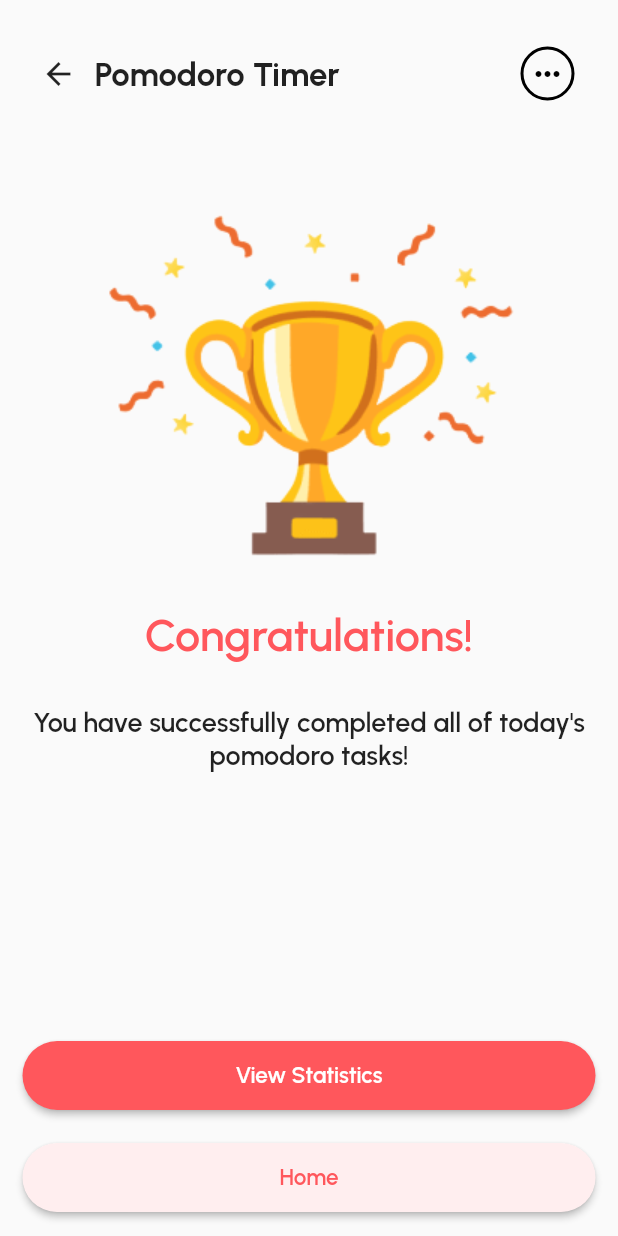
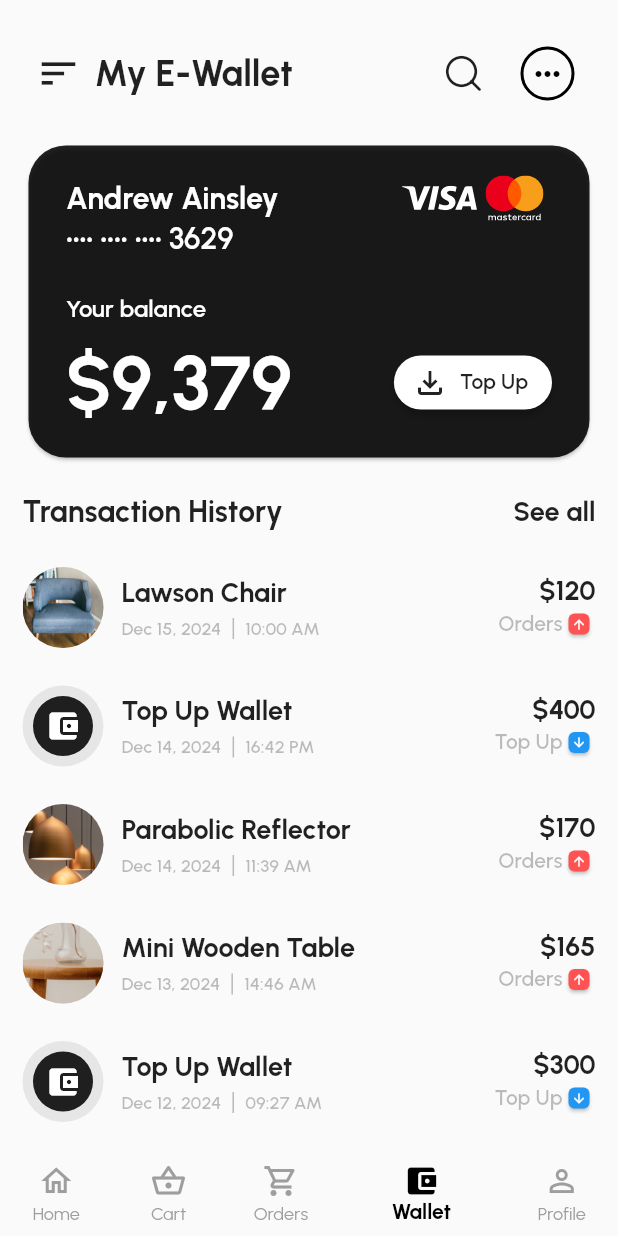
Before and after one commit to electronduke5/pr_1, a Flutter app: the PomodoroPage screen opened by its route, after a tap on "View Statistics", on a phone screen of 412 x 824 dp. Run offline on Flutter 3.47's test engine with Material 2 defaults, Android fonts, the phone set to English and light mode, and no system bars; our stand-ins replace flutter_svg, google_fonts.

Commit message:
Создание 10 окна - окна E-Wallet

```diff
--- /dev/null
+++ b/lib/eWallet_page.dart
@@ -0,0 +1,317 @@
+import 'package:flutter/material.dart';
+import 'package:flutter_svg/flutter_svg.dart';
+import 'package:google_fonts/google_fonts.dart';
+import 'package:pr_1/custom_icons.dart';
+import 'package:pr_1/helperClasses/Transaction.dart';
+
+class EWalletPage extends StatelessWidget {
+  const EWalletPage({Key? key}) : super(key: key);
+
+  @override
+  Widget build(BuildContext context) {
+    return Scaffold(
+      bottomNavigationBar: BottomNavigationBar(
+        elevation: 0,
+        showUnselectedLabels: true,
+        currentIndex: 3,
+        unselectedItemColor: Colors.grey,
+        unselectedLabelStyle: GoogleFonts.urbanist(
+          color: Colors.grey
+        ),
+        selectedItemColor: Colors.black,
+        selectedLabelStyle: GoogleFonts.urbanist(
+          fontWeight: FontWeight.bold
+        ),
+        items:const  [
+          BottomNavigationBarItem(
+            icon: Icon(Icons.home_outlined),
+            label: 'Home',
+          ),
+          BottomNavigationBarItem(
+            icon: Icon(Icons.shopping_basket_outlined),
+            label: 'Cart',
+          ),
+          BottomNavigationBarItem(
+            icon: Icon(Icons.shopping_cart_outlined),
+            label: 'Orders',
+          ),
+          BottomNavigationBarItem(
+            activeIcon: Icon(Icons.account_balance_wallet),
+            icon: Icon(Icons.account_balance_wallet_outlined),
+            label: 'Wallet',
+          ),
+          BottomNavigationBarItem(
+            icon: Icon(Icons.person_outline_outlined),
+            label: 'Profile',
+          ),
+        ],
+      ),
+      body: SafeArea(
+        child: Padding(
+          padding:
+              const EdgeInsets.only(left: 15.0, right: 15, bottom: 15, top: 25),
+          child: Column(
+            children: [
+              Row(
+                children: [
+                  IconButton(
+                    icon: const Icon(Icons.sort, size: 30),
+                    onPressed: () {},
+                  ),
+                  Text(
+                    'My E-Wallet',
+                    style: GoogleFonts.urbanist(
+                      fontSize: 24,
+                      fontWeight: FontWeight.bold,
+                    ),
+                  ),
+                  const Spacer(),
+                  IconButton(
+                      onPressed: () {}, icon: const Icon(CustomIcons.search)),
+                  OutlinedButton(
+                    style: OutlinedButton.styleFrom(
+                      shape: const CircleBorder(),
+                      side: const BorderSide(color: Colors.black, width: 2),
+                    ),
+                    onPressed: () {},
+                    child: const Icon(
+                      Icons.more_horiz,
+                      color: Colors.black,
+                    ),
+                  ),
+                ],
+              ),
+              Padding(
+                padding: const EdgeInsets.symmetric(vertical: 20.0),
+                child: _creditCard(),
+              ),
+              Row(
+                children: [
+                  Text(
+                    'Transaction History',
+                    style: GoogleFonts.urbanist(
+                        fontWeight: FontWeight.bold, fontSize: 20),
+                  ),
+                  const Spacer(),
+                  Text(
+                    'See all',
+                    style: GoogleFonts.urbanist(
+                        fontWeight: FontWeight.bold, fontSize: 18),
+                  )
+                ],
+              ),
+              Expanded(
+                child: ListView.builder(
+                  clipBehavior: Clip.antiAlias,
+                  //clipBehavior: Clip.none,
+                  physics: const BouncingScrollPhysics(),
+                  itemCount: Transaction.transactions.length,
+                  itemBuilder: (BuildContext context, int index) {
+                    return _transactionWidget(index);
+                  },
+                ),
+              ),
+            ],
+          ),
+        ),
+      ),
+    );
+  }
+
+  Widget _transactionWidget(int index) {
+    return Padding(
+      padding: const EdgeInsets.only(top: 25.0),
+      child: Row(
+        children: [
+          CircleAvatar(
+            backgroundColor: const Color.fromRGBO(230, 230, 230, 1),
+            radius: 27,
+            backgroundImage: Transaction.transactions[index].type == 'Orders'
+                ? AssetImage(Transaction.transactions[index].image.toString())
+                : null,
+            child: Transaction.transactions[index].type == 'Orders'
+                ? null
+                : const CircleAvatar(
+                    radius: 20,
+                    backgroundColor: Colors.black87,
+                    child: Icon(
+                      Icons.account_balance_wallet,
+                      color: Colors.white,
+                    )),
+          ),
+          Padding(
+            padding: const EdgeInsets.only(left: 12.0),
+            child: Column(
+              crossAxisAlignment: CrossAxisAlignment.start,
+              children: [
+                Text(
+                  Transaction.transactions[index].name,
+                  style: GoogleFonts.urbanist(
+                      fontWeight: FontWeight.bold, fontSize: 18),
+                ),
+                Padding(
+                  padding: const EdgeInsets.only(top: 6.0),
+                  child: IntrinsicHeight(
+                    child: Row(
+                      children: [
+                        Text(
+                          Transaction.transactions[index].date,
+                          style: GoogleFonts.urbanist(
+                              fontSize: 12,
+                              color: Colors.black26,
+                              fontWeight: FontWeight.w600),
+                        ),
+                        const VerticalDivider(
+                          color: Colors.black26,
+                          thickness: 1,
+                        ),
+                        Text(
+                          Transaction.transactions[index].time,
+                          style: GoogleFonts.urbanist(
+                              fontSize: 12,
+                              color: Colors.black26,
+                              fontWeight: FontWeight.w600),
+                        ),
+                      ],
+                    ),
+                  ),
+                ),
+              ],
+            ),
+          ),
+          const Spacer(),
+          Column(
+            crossAxisAlignment: CrossAxisAlignment.end,
+            children: [
+              Text(
+                '\$${Transaction.transactions[index].price}',
+                style: GoogleFonts.urbanist(
+                  fontWeight: FontWeight.bold,
+                  fontSize: 18,
+                ),
+              ),
+              Row(
+                children: [
+                  Text(
+                    Transaction.transactions[index].type,
+                    style: GoogleFonts.urbanist(
+                        fontSize: 14,
+                        color: Colors.black26,
+                        fontWeight: FontWeight.w600),
+                  ),
+                  Card(
+                    color: Transaction.transactions[index].type == 'Orders'
+                        ? Colors.redAccent
+                        : Colors.blue,
+                    child: Padding(
+                      padding: const EdgeInsets.all(2.0),
+                      child: Icon(
+                        Transaction.transactions[index].type == 'Orders'
+                            ? Icons.arrow_upward
+                            : Icons.arrow_downward,
+                        color: Colors.white,
+                        size: 10,
+                      ),
+                    ),
+                  ),
+                ],
+              ),
+            ],
+          ),
+        ],
+      ),
+    );
+  }
+
+  Card _creditCard() {
+    return Card(
+      shape: RoundedRectangleBorder(borderRadius: BorderRadius.circular(25)),
+      color: Colors.black87,
+      child: Padding(
+        padding: const EdgeInsets.symmetric(vertical: 20.0, horizontal: 25),
+        child: Column(
+          crossAxisAlignment: CrossAxisAlignment.start,
+          children: [
+            //Строка с именем и логотипами
+            Row(
+              children: [
+                Text(
+                  'Andrew Ainsley',
+                  style: GoogleFonts.urbanist(
+                      fontSize: 20,
+                      fontWeight: FontWeight.bold,
+                      color: Colors.white),
+                ),
+                const Spacer(),
+                SizedBox(
+                  width: 50,
+                  height: 30,
+                  child: SvgPicture.asset(
+                    'assets/icons/visa.svg',
+                    color: Colors.white,
+                  ),
+                ),
+                SizedBox(
+                  width: 50,
+                  height: 30,
+                  child: SvgPicture.asset('assets/icons/mastercard.svg'),
+                ),
+              ],
+            ),
+            Text(
+              '•••• •••• •••• 3629',
+              style: GoogleFonts.urbanist(
+                  color: Colors.white,
+                  fontSize: 20,
+                  fontWeight: FontWeight.w600),
+            ),
+
+            Padding(
+              padding: const EdgeInsets.only(top: 25.0, bottom: 10),
+              child: Text(
+                'Your balance',
+                style: GoogleFonts.urbanist(
+                  color: Colors.white,
+                  fontWeight: FontWeight.w600,
+                  fontSize: 16,
+                ),
+              ),
+            ),
+            Row(
+              children: [
+                Text(
+                  '\$9,379',
+                  style: GoogleFonts.urbanist(
+                    color: Colors.white,
+                    fontWeight: FontWeight.bold,
+                    fontSize: 50,
+                  ),
+                ),
+                const Spacer(),
+                ElevatedButton.icon(
+                    style: ElevatedButton.styleFrom(
+                      backgroundColor: Colors.white,
+                      shape: const RoundedRectangleBorder(
+                        borderRadius: BorderRadius.all(Radius.circular(25)),
+                      ),
+                    ),
+                    onPressed: () {},
+                    icon: const Icon(
+                      Icons.file_download_outlined,
+                      color: Colors.black87,
+                    ),
+                    label: Text(
+                      'Top Up',
+                      style: GoogleFonts.urbanist(
+                        color: Colors.black87,
+                        fontWeight: FontWeight.w600,
+                      ),
+                    )),
+              ],
+            ),
+          ],
+        ),
+      ),
+    );
+  }
+}
--- /dev/null
+++ b/lib/helperClasses/Transaction.dart
@@ -0,0 +1,64 @@
+import 'package:flutter/cupertino.dart';
+import 'package:flutter/material.dart';
+
+class Transaction {
+  String image;
+  String name;
+  String date;
+  String time;
+  int price;
+  String type;
+  IconData icon = Icons.account_balance_wallet;
+
+  Transaction({
+    required this.image,
+    required this.name,
+    required this.date,
+    required this.time,
+    required this.price,
+    required this.type,
+  });
+
+  static List<Transaction> transactions = [
+    Transaction(
+      image: 'assets/images/chair.jpg',
+      name: 'Lawson Chair',
+      date: 'Dec 15, 2024',
+      time: '10:00 AM',
+      price: 120,
+      type: 'Orders',
+    ),
+    Transaction(
+      image: '',
+      name: 'Top Up Wallet',
+      date: 'Dec 14, 2024',
+      time: '16:42 PM',
+      price: 400,
+      type: 'Top Up',
+    ),
+    Transaction(
+      image: 'assets/images/reflector.jpg',
+      name: 'Parabolic Reflector',
+      date: 'Dec 14, 2024',
+      time: '11:39 AM',
+      price: 170,
+      type: 'Orders',
+    ),
+    Transaction(
+      image: 'assets/images/table.png',
+      name: 'Mini Wooden Table',
+      date: 'Dec 13, 2024',
+      time: '14:46 AM',
+      price: 165,
+      type: 'Orders',
+    ),
+    Transaction(
+      name: 'Top Up Wallet',
+      date: 'Dec 12, 2024',
+      time: '09:27 AM',
+      price: 300,
+      type: 'Top Up',
+      image: '',
+    ),
+  ];
+}
--- a/lib/main.dart
+++ b/lib/main.dart
@@ -1,5 +1,6 @@
 import 'package:flutter/material.dart';
 import 'package:pr_1/design_card.dart';
+import 'package:pr_1/eWallet_page.dart';
 import 'package:pr_1/menu_page.dart';
 import 'package:pr_1/pomodoro_page.dart';
 import 'package:pr_1/profile_page.dart';
@@ -37,6 +38,7 @@ class MyApp extends StatelessWidget {
         '/DesignPage': (BuildContext context) => const DesignPage(),
         '/ProfilePage': (BuildContext context) => const ProfilePage(),
         '/PomodoroPage': (BuildContext context) => const PomodoroPage(),
+        '/EWalletPage': (BuildContext context) => const EWalletPage(),
       },
     );
   }
--- a/lib/pomodoro_page.dart
+++ b/lib/pomodoro_page.dart
@@ -78,7 +78,9 @@ class PomodoroPage extends StatelessWidget {
                                   borderRadius: BorderRadius.circular(25)),
                               backgroundColor: PomodoroPageColors.primaryColor,
                             ),
-                            onPressed: () {},
+                            onPressed: () {
+                              Navigator.of(context).pushNamed('/EWalletPage');
+                            },
                             child: Text(
                               'View Statistics',
                               style: GoogleFonts.urbanist(
```
Also changed, not shown: assets/icons/mastercard.svg (added), assets/icons/visa.svg (added), assets/images/chair.jpg (added), assets/images/reflector.jpg (added), assets/images/table.png (added).
